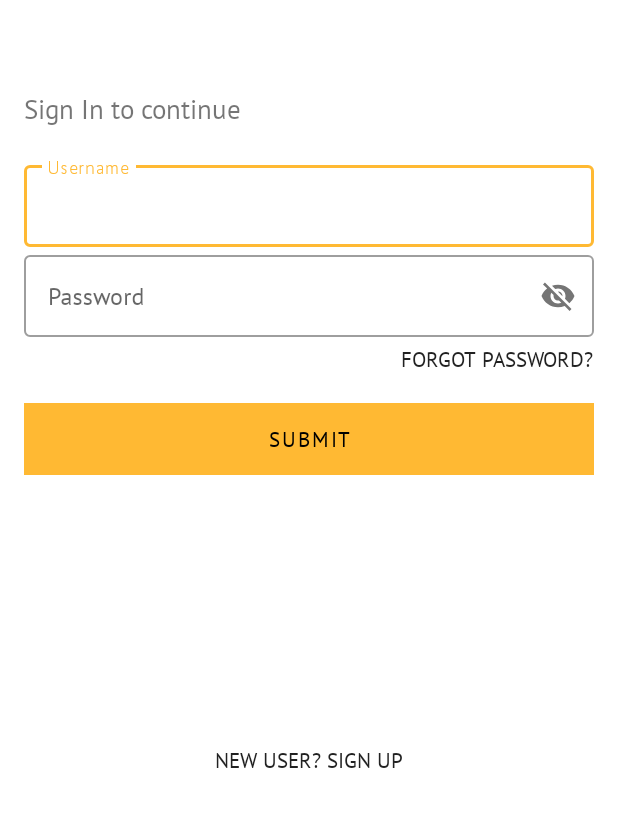
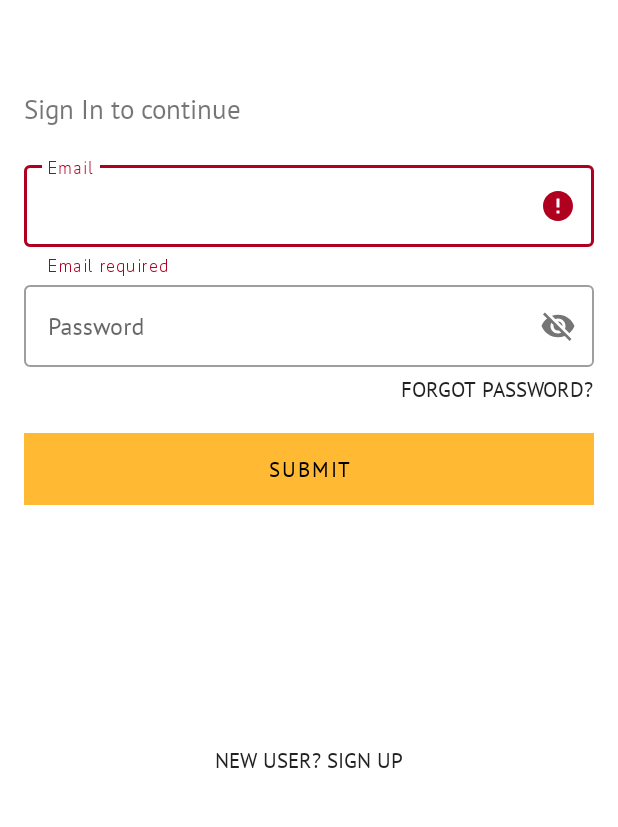
Before and after one commit to milanvthakor/dukan-app, an Android app: the screen it shows after launch (LoginActivity), after a tap on an icon or button, on a phone screen of 412 x 824 dp, the part 408-1235 px from its top. Run offline under Robolectric (Android 15) with nearby library versions, the phone set to English and light mode, and no system bars; 1 other tap on this screen came first.

Commit message:
Internship Day4:- Handle Input fields and validate Input data.

```diff
--- /dev/null
+++ b/app/src/main/java/com/milan/dukan/CustomTextInputLayout.java
@@ -0,0 +1,55 @@
+package com.milan.dukan;
+
+import android.content.Context;
+import android.text.Editable;
+import android.text.TextWatcher;
+import android.util.AttributeSet;
+import android.widget.EditText;
+
+import androidx.annotation.NonNull;
+import androidx.annotation.Nullable;
+
+import com.google.android.material.textfield.TextInputLayout;
+
+public class CustomTextInputLayout extends TextInputLayout {
+    public CustomTextInputLayout(@NonNull Context context) {
+        super(context);
+    }
+
+    public CustomTextInputLayout(@NonNull Context context, @Nullable AttributeSet attrs) {
+        super(context, attrs);
+    }
+
+    public CustomTextInputLayout(@NonNull Context context, @Nullable AttributeSet attrs, int defStyleAttr) {
+        super(context, attrs, defStyleAttr);
+    }
+
+    @Override
+    protected void onFinishInflate() {
+        super.onFinishInflate();
+        watcherToRemoveError();
+    }
+
+    // remove error from the layout when anything gets written down
+    private void watcherToRemoveError() {
+        EditText editText = getEditText();
+        if (editText != null) {
+            editText.addTextChangedListener(new TextWatcher() {
+                @Override
+                public void beforeTextChanged(CharSequence s, int start, int count, int after) {
+
+                }
+
+                @Override
+                public void onTextChanged(CharSequence s, int start, int before, int count) {
+
+                }
+
+                @Override
+                public void afterTextChanged(Editable s) {
+                    setError(null);
+                }
+            });
+        }
+    }
+}
--- a/app/src/main/java/com/milan/dukan/LoginActivity.java
+++ b/app/src/main/java/com/milan/dukan/LoginActivity.java
@@ -1,14 +1,20 @@
 package com.milan.dukan;
 
 import android.os.Bundle;
-import android.widget.ImageView;
+import android.util.Patterns;
+import android.widget.Button;
+import android.widget.EditText;
 import android.widget.TextView;
+
+import com.google.android.material.textfield.TextInputLayout;
 
 public class LoginActivity extends BaseActivity {
 
     // UI
-    ImageView ivLogo;
-    TextView tvTitle;
+    EditText etEmail, etPassword;
+    TextInputLayout etEmailLayout, etPasswordLayout;
+    Button btnLogin;
+    TextView tvForgotPassword, tvSignUp;
 
     @Override
     protected void onCreate(Bundle savedInstanceState) {
@@ -18,13 +24,47 @@ public class LoginActivity extends BaseActivity {
         // to remove flash in transition animation
         getWindow().setEnterTransition(null);
 
-        ivLogo = findViewById(R.id.login_logo);
-        tvTitle = findViewById(R.id.login_title);
+        etEmail = findViewById(R.id.login_email);
+        etPassword = findViewById(R.id.login_password);
+        etEmailLayout = findViewById(R.id.login_email_layout);
+        etPasswordLayout = findViewById(R.id.login_password_layout);
+        btnLogin = findViewById(R.id.login);
+        tvForgotPassword = findViewById(R.id.login_forgot_password);
+        tvSignUp = findViewById(R.id.login_sign_up);
+
+        btnLogin.setOnClickListener(v -> login());
+    }
+
+    private void login() {
+        String email, password;
+        email = etEmail.getText().toString().trim();
+        password = etPassword.getText().toString().trim();
+
+        if (email.isEmpty()) {
+            etEmailLayout.setError("Email required");
+            etEmail.requestFocus();
+        } else if (!Patterns.EMAIL_ADDRESS.matcher(email).matches()) {
+            etEmailLayout.setError("Invalid email");
+            etEmail.requestFocus();
+        } else if (password.isEmpty()) {
+            etPasswordLayout.setError("Password required");
+            etPassword.requestFocus();
+        } else if (password.length() < 8 || password.length() > 12) {
+            etPasswordLayout.setError("Password length must be between 8 to 12");
+            etPassword.requestFocus();
+        } else {
+            if (email.equals("admin@gmail.com") && password.equals("admin123")) {
+                displayToast("Signed In Successfully");
+                navigate(MainActivity.class);
+                finish();
+            } else {
+                displayToast("Wrong Credentials!!");
+            }
+        }
     }
 
     @Override
     public void onBackPressed() {
-        super.onBackPressed();
         finish();
     }
 }
--- a/app/src/main/res/layout/activity_login.xml
+++ b/app/src/main/res/layout/activity_login.xml
@@ -55,8 +55,8 @@
             app:layout_constraintLeft_toLeftOf="parent"
             app:layout_constraintTop_toTopOf="parent" />
 
-        <com.google.android.material.textfield.TextInputLayout
-            android:id="@+id/login_username_layout"
+        <com.milan.dukan.CustomTextInputLayout
+            android:id="@+id/login_email_layout"
             style="@style/Widget.MaterialComponents.TextInputLayout.OutlinedBox"
             android:layout_width="match_parent"
             android:layout_height="wrap_content"
@@ -66,21 +66,21 @@
             app:layout_constraintTop_toBottomOf="@id/login_sign_in_message">
 
             <com.google.android.material.textfield.TextInputEditText
-                android:id="@+id/login_username"
+                android:id="@+id/login_email"
                 android:layout_width="match_parent"
                 android:layout_height="wrap_content"
-                android:hint="@string/username"
-                android:inputType="text" />
-        </com.google.android.material.textfield.TextInputLayout>
+                android:hint="@string/email"
+                android:inputType="textEmailAddress" />
+        </com.milan.dukan.CustomTextInputLayout>
 
-        <com.google.android.material.textfield.TextInputLayout
+        <com.milan.dukan.CustomTextInputLayout
             android:id="@+id/login_password_layout"
             style="@style/Widget.MaterialComponents.TextInputLayout.OutlinedBox"
             android:layout_width="match_parent"
             android:layout_height="wrap_content"
             app:layout_constraintLeft_toLeftOf="parent"
             app:layout_constraintRight_toRightOf="parent"
-            app:layout_constraintTop_toBottomOf="@id/login_username_layout"
+            app:layout_constraintTop_toBottomOf="@id/login_email_layout"
             app:passwordToggleEnabled="true">
 
             <com.google.android.material.textfield.TextInputEditText
@@ -89,7 +89,7 @@
                 android:layout_height="wrap_content"
                 android:hint="@string/password"
                 android:inputType="textPassword" />
-        </com.google.android.material.textfield.TextInputLayout>
+        </com.milan.dukan.CustomTextInputLayout>
 
         <TextView
             android:id="@+id/login_forgot_password"
--- a/app/src/main/res/values/strings.xml
+++ b/app/src/main/res/values/strings.xml
@@ -2,7 +2,7 @@
     <string name="app_name">Dukan</string>
     <string name="welcome_to_your">Welcome To Your</string>
     <string name="login">Login</string>
-    <string name="username">Username</string>
+    <string name="email">Email</string>
     <string name="sign_in_to_continue">Sign In to continue</string>
     <string name="password">Password</string>
     <string name="forgot_password">Forgot Password?</string>
--- a/settings.gradle
+++ b/settings.gradle
@@ -1,2 +1,2 @@
 include ':app'
-rootProject.name = "BB Internship  Task"
+rootProject.name = "Dukan"
```
Also changed, not shown: app/src/main/java/com/milan/dukan/BaseActivity.java (+13 -0 lines).
